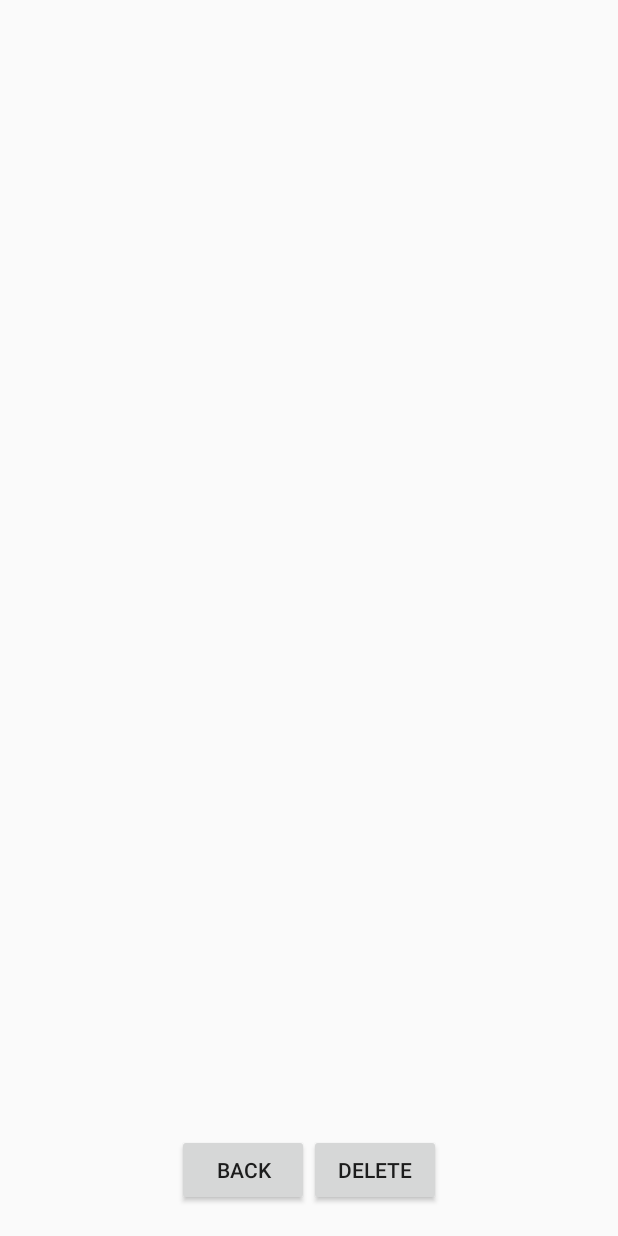
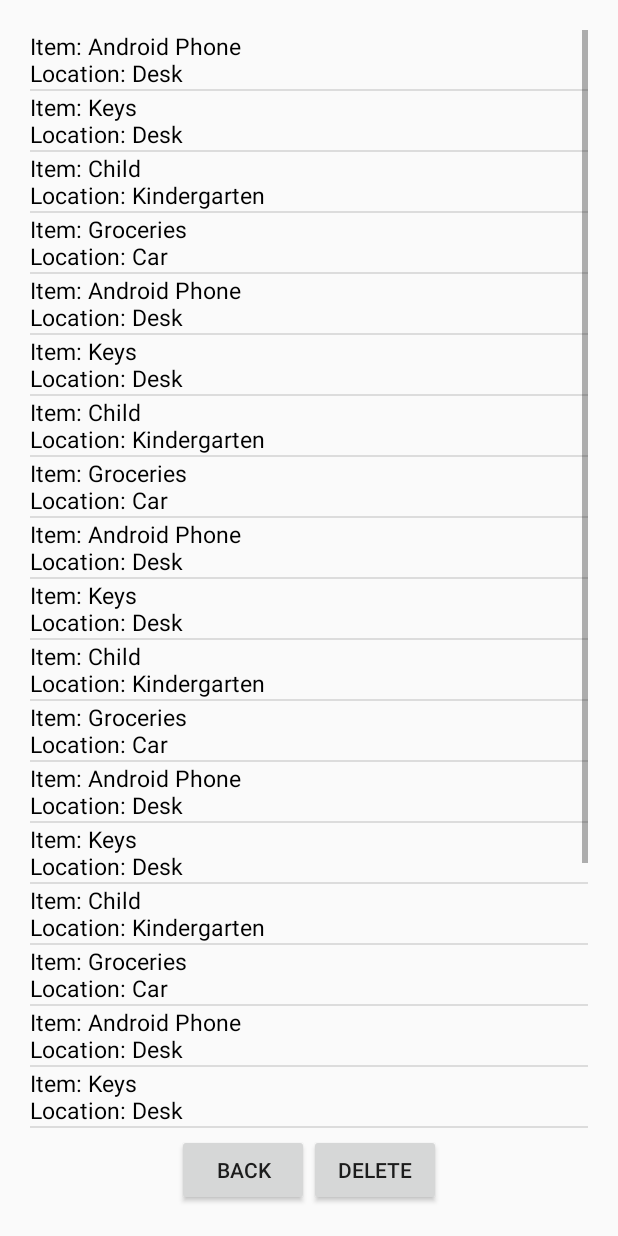
Before and after one commit to two2tee/MMAD_TingleApp, an Android app: the screen it shows after launch (TingleActivity), after a tap on "SHOW ALL", on a phone screen of 412 x 824 dp. Run offline under Robolectric (Android 15) with nearby library versions, the light colour scheme and no system bars; our stand-ins replace Dagger/Hilt's generated code.

Commit message:
Fixed bug where ThingsDatabase got purged when changing screen orientation

```diff
--- a/app/src/main/java/itu/mmad/dttn/tingle/Controller/Fragments/ListFragment.java
+++ b/app/src/main/java/itu/mmad/dttn/tingle/Controller/Fragments/ListFragment.java
@@ -48,12 +48,12 @@ public class ListFragment extends Fragment {
     public void onCreate(Bundle savedInstanceState) {
         super.onCreate(savedInstanceState);
 
-        repository = ((TingleActivity) getActivity()).getDatabase();
     }
 
     @Override
     public View onCreateView(LayoutInflater inflater, ViewGroup container, Bundle savedInstanceState) {
         view = inflater.inflate(R.layout.fragment_list, container, false);
+        repository = ((TingleActivity) getActivity()).getDatabase();
 
         setButtons();
         setItemList();
--- a/app/src/main/java/itu/mmad/dttn/tingle/Controller/TingleActivity.java
+++ b/app/src/main/java/itu/mmad/dttn/tingle/Controller/TingleActivity.java
@@ -20,7 +20,7 @@ public class TingleActivity extends FragmentActivity
 implements ListFragment.OnBackPressedListener, TingleFragment.OnShowAllPressedListener{
 
 
-    ThingsDatabase database;
+    private static ThingsDatabase database;
 
     @Override
     protected void onCreate(Bundle savedInstanceState) {
@@ -28,15 +28,19 @@ implements ListFragment.OnBackPressedListener, TingleFragment.OnShowAllPressedLi
         setContentView(R.layout.activity_tingle);
 
         setFragment();
-
-        //Setting dependency injection for database and apply
-        RepositoryComponent component = DaggerRepositoryComponent.builder()
-                .repositoryModule(new RepositoryModule()).build();
-
-        database = component.provideDatabase();
+        setDatabase();
 
     }
 
+    private void setDatabase(){
+        if (database == null) {
+            //Setting dependency injection for database and apply
+            RepositoryComponent component = DaggerRepositoryComponent.builder()
+                    .repositoryModule(new RepositoryModule()).build();
+
+            database = component.provideDatabase();
+        }
+    }
 
     private void setFragment() {
 
@@ -89,6 +93,6 @@ implements ListFragment.OnBackPressedListener, TingleFragment.OnShowAllPressedLi
     }
 
     public ThingsDatabase getDatabase(){
-        return database;
+        return TingleActivity.database;
     }
 }
--- a/app/src/main/java/itu/mmad/dttn/tingle/Model/ThingsDatabase.java
+++ b/app/src/main/java/itu/mmad/dttn/tingle/Model/ThingsDatabase.java
@@ -18,10 +18,12 @@ import itu.mmad.dttn.tingle.Model.Interfaces.IRepository;
 public class ThingsDatabase {
 
     IRepository<Thing> repository;
+    private static boolean isFilled = false;
 
     @Inject //annotation to request dependencies in constructor,
     public ThingsDatabase(IRepository repository) {
         this.repository = repository;
+        fillThingsDB(); //TODO remember to remove
     }
 
     public Thing get(int id) {
@@ -83,4 +85,39 @@ public class ThingsDatabase {
 
         return size;
     }
+
+    /**
+     * This is only used during development
+     * Todo Remember to remove it when done
+     * todo also remember to remove TingleFragment.isFilled field
+     */
+    private void fillThingsDB() {
+        if (!ThingsDatabase.isFilled) {
+            repository.put(new Thing("Android Phone", "Desk"));
+            repository.put(new Thing("Keys", "Desk"));
+            repository.put(new Thing("Child", "Kindergarten"));
+            repository.put(new Thing("Groceries", "Car"));
+            repository.put(new Thing("Android Phone", "Desk"));
+            repository.put(new Thing("Keys", "Desk"));
+            repository.put(new Thing("Child", "Kindergarten"));
+            repository.put(new Thing("Groceries", "Car"));
+            repository.put(new Thing("Android Phone", "Desk"));
+            repository.put(new Thing("Keys", "Desk"));
+            repository.put(new Thing("Child", "Kindergarten"));
+            repository.put(new Thing("Groceries", "Car"));
+            repository.put(new Thing("Android Phone", "Desk"));
+            repository.put(new Thing("Keys", "Desk"));
+            repository.put(new Thing("Child", "Kindergarten"));
+            repository.put(new Thing("Groceries", "Car"));
+            repository.put(new Thing("Android Phone", "Desk"));
+            repository.put(new Thing("Keys", "Desk"));
+            repository.put(new Thing("Child", "Kindergarten"));
+            repository.put(new Thing("Groceries", "Car"));
+            repository.put(new Thing("Android Phone", "Desk"));
+            repository.put(new Thing("Keys", "Desk"));
+            repository.put(new Thing("Child", "Kindergarten"));
+            repository.put(new Thing("Groceries", "Car"));
+            ThingsDatabase.isFilled = true;
+        }
+    }
 }
```
Also changed, not shown: app/src/main/java/itu/mmad/dttn/tingle/Controller/Fragments/TingleFragment.java (+1 -37 lines).
